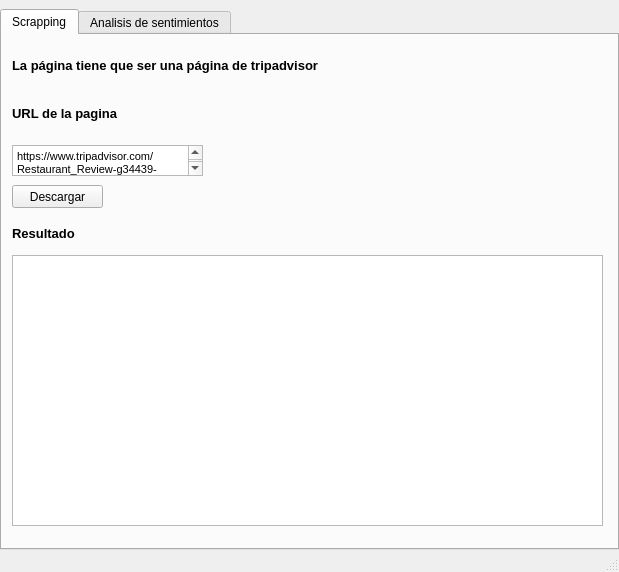
Before: the Qt Designer form interfazWebScrap.ui in safteinzz/Web-Scrapping-Python, drawn with Qt 5.
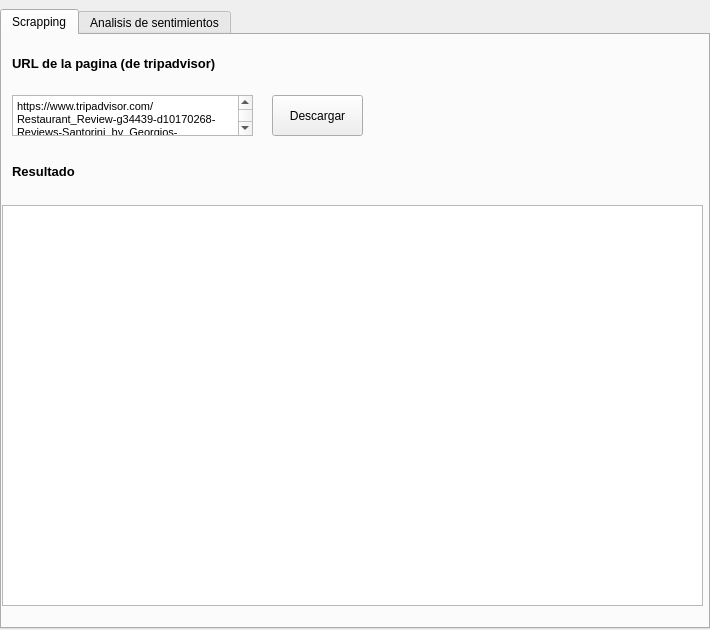
After: the same form once the commit is applied.

Patch:
```diff
--- a/interfazWebScrap.ui
+++ b/interfazWebScrap.ui
@@ -9,16 +9,28 @@
    <rect>
     <x>0</x>
     <y>0</y>
-    <width>619</width>
-    <height>572</height>
+    <width>710</width>
+    <height>630</height>
    </rect>
   </property>
   <property name="sizePolicy">
-   <sizepolicy hsizetype="Preferred" vsizetype="Preferred">
+   <sizepolicy hsizetype="Fixed" vsizetype="Fixed">
     <horstretch>0</horstretch>
     <verstretch>0</verstretch>
    </sizepolicy>
   </property>
+  <property name="minimumSize">
+   <size>
+    <width>710</width>
+    <height>630</height>
+   </size>
+  </property>
+  <property name="maximumSize">
+   <size>
+    <width>710</width>
+    <height>630</height>
+   </size>
+  </property>
   <property name="windowTitle">
    <string>Web Scrapping</string>
   </property>
@@ -57,53 +69,23 @@
        <widget class="QPushButton" name="pBDescargar">
         <property name="geometry">
          <rect>
-          <x>10</x>
-          <y>150</y>
+          <x>270</x>
+          <y>60</y>
           <width>91</width>
-          <height>23</height>
+          <height>41</height>
          </rect>
         </property>
         <property name="text">
          <string>Descargar</string>
         </property>
        </widget>
-       <widget class="QLabel" name="lDescripcion">
-        <property name="geometry">
-         <rect>
-          <x>10</x>
-          <y>10</y>
-          <width>591</width>
-          <height>41</height>
-         </rect>
-        </property>
-        <property name="font">
-         <font>
-          <family>Segoe UI</family>
-          <pointsize>10</pointsize>
-          <weight>75</weight>
-          <bold>true</bold>
-         </font>
-        </property>
-        <property name="autoFillBackground">
-         <bool>false</bool>
-        </property>
-        <property name="text">
-         <string>&lt;html&gt;&lt;head/&gt;&lt;body&gt;&lt;p&gt;La página tiene que ser una página de tripadvisor&lt;/p&gt;&lt;/body&gt;&lt;/html&gt;</string>
-        </property>
-        <property name="alignment">
-         <set>Qt::AlignLeading|Qt::AlignLeft|Qt::AlignVCenter</set>
-        </property>
-        <property name="wordWrap">
-         <bool>true</bool>
-        </property>
-       </widget>
        <widget class="QTextEdit" name="tEURLPagina">
         <property name="geometry">
          <rect>
           <x>10</x>
-          <y>110</y>
-          <width>191</width>
-          <height>31</height>
+          <y>60</y>
+          <width>241</width>
+          <height>41</height>
          </rect>
         </property>
         <property name="font">
@@ -116,15 +98,15 @@
          <string>&lt;!DOCTYPE HTML PUBLIC &quot;-//W3C//DTD HTML 4.0//EN&quot; &quot;http://www.w3.org/TR/REC-html40/strict.dtd&quot;&gt;
 &lt;html&gt;&lt;head&gt;&lt;meta name=&quot;qrichtext&quot; content=&quot;1&quot; /&gt;&lt;style type=&quot;text/css&quot;&gt;
 p, li { white-space: pre-wrap; }
-&lt;/style&gt;&lt;/head&gt;&lt;body style=&quot; font-family:'MS Shell Dlg 2'; font-size:8.25pt; font-weight:400; font-style:normal;&quot;&gt;
-&lt;p style=&quot; margin-top:0px; margin-bottom:0px; margin-left:0px; margin-right:0px; -qt-block-indent:0; text-indent:0px;&quot;&gt;https://www.tripadvisor.com/Restaurant_Review-g34439-d10170268-Reviews-Santorini_by_Georgios-Miami_Beach_Florida.html&lt;/p&gt;&lt;/body&gt;&lt;/html&gt;</string>
+&lt;/style&gt;&lt;/head&gt;&lt;body style=&quot; font-family:'MS Shell Dlg 2'; font-size:7.8pt; font-weight:400; font-style:normal;&quot;&gt;
+&lt;p style=&quot; margin-top:0px; margin-bottom:0px; margin-left:0px; margin-right:0px; -qt-block-indent:0; text-indent:0px;&quot;&gt;&lt;span style=&quot; font-size:8.25pt;&quot;&gt;https://www.tripadvisor.com/Restaurant_Review-g34439-d10170268-Reviews-Santorini_by_Georgios-Miami_Beach_Florida.html&lt;/span&gt;&lt;/p&gt;&lt;/body&gt;&lt;/html&gt;</string>
         </property>
        </widget>
        <widget class="QLabel" name="lURL">
         <property name="geometry">
          <rect>
           <x>10</x>
-          <y>70</y>
+          <y>20</y>
           <width>321</width>
           <height>17</height>
          </rect>
@@ -141,7 +123,7 @@
          <bool>false</bool>
         </property>
         <property name="text">
-         <string>URL de la pagina</string>
+         <string>URL de la pagina (de tripadvisor)</string>
         </property>
         <property name="alignment">
          <set>Qt::AlignLeading|Qt::AlignLeft|Qt::AlignVCenter</set>
@@ -150,10 +132,10 @@
        <widget class="QPlainTextEdit" name="pTEStatus">
         <property name="geometry">
          <rect>
-          <x>10</x>
-          <y>220</y>
-          <width>591</width>
-          <height>271</height>
+          <x>0</x>
+          <y>170</y>
+          <width>701</width>
+          <height>401</height>
          </rect>
         </property>
         <property name="readOnly">
@@ -164,9 +146,9 @@
         <property name="geometry">
          <rect>
           <x>10</x>
-          <y>190</y>
+          <y>126</y>
           <width>321</width>
-          <height>17</height>
+          <height>21</height>
          </rect>
         </property>
         <property name="font">
@@ -334,7 +316,17 @@
     <bool>false</bool>
    </property>
   </widget>
-  <widget class="QStatusBar" name="statusbar"/>
+  <widget class="QStatusBar" name="statusbar">
+   <property name="maximumSize">
+    <size>
+     <width>10</width>
+     <height>1</height>
+    </size>
+   </property>
+   <property name="sizeGripEnabled">
+    <bool>false</bool>
+   </property>
+  </widget>
  </widget>
  <resources/>
  <connections/>
```
Left out of the diff: 10 changed lines with no effect on the pictures.
